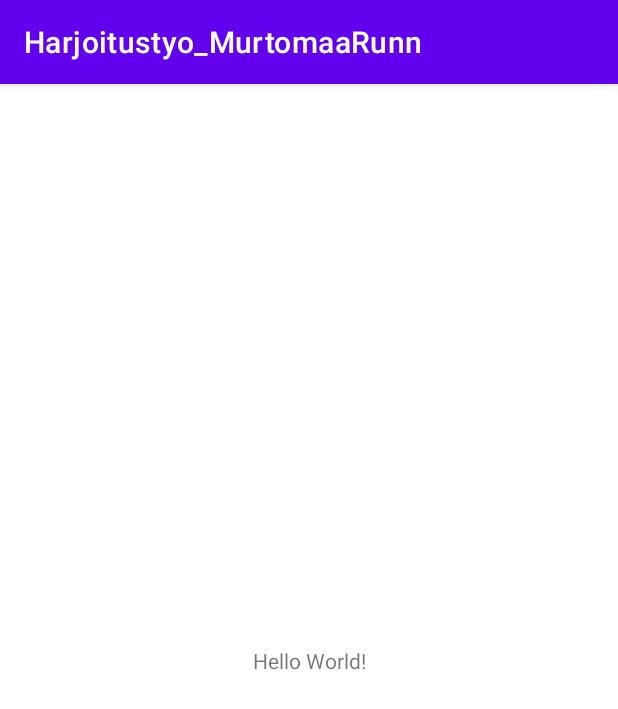
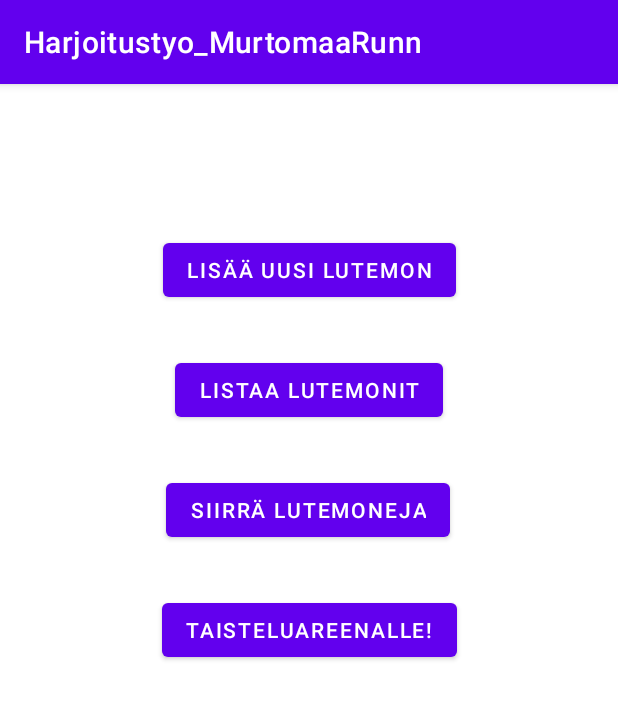
Before and after one commit to murtsi66/Harjoitustyo_MurtomaaRunn, an Android app: the screen it shows after launch (MainActivity), on a phone screen of 412 x 824 dp. Shown: the top 709 px of the screen. Run offline under Robolectric (Android 15) with nearby library versions, the light colour scheme and no system bars.

Commit message:
Lutemonien listaus ja lisääminen

```diff
--- a/app/src/main/AndroidManifest.xml
+++ b/app/src/main/AndroidManifest.xml
@@ -20,6 +20,10 @@
                 <category android:name="android.intent.category.LAUNCHER" />
             </intent-filter>
         </activity>
+        <activity android:name=".AddActivity" />
+        <activity android:name=".ListLutemonsActivity" />
+
+
     </application>
 
 </manifest>
--- a/app/src/main/res/layout/activity_main.xml
+++ b/app/src/main/res/layout/activity_main.xml
@@ -6,13 +6,46 @@
     android:layout_height="match_parent"
     tools:context=".MainActivity">
 
-    <TextView
+    <Button
+        android:id="@+id/btnSwitchToAddView"
         android:layout_width="wrap_content"
         android:layout_height="wrap_content"
-        android:text="Hello World!"
-        app:layout_constraintBottom_toBottomOf="parent"
+        android:layout_marginTop="100dp"
+        android:onClick="switchToAddLutemon"
+        android:text="Lisää uusi Lutemon"
         app:layout_constraintEnd_toEndOf="parent"
         app:layout_constraintStart_toStartOf="parent"
         app:layout_constraintTop_toTopOf="parent" />
 
+    <Button
+        android:id="@+id/btnListLutemons"
+        android:layout_width="wrap_content"
+        android:layout_height="wrap_content"
+        android:layout_marginTop="32dp"
+        android:onClick="switchToListLutemons"
+        android:text="Listaa Lutemonit"
+        app:layout_constraintEnd_toEndOf="parent"
+        app:layout_constraintStart_toStartOf="parent"
+        app:layout_constraintTop_toBottomOf="@+id/btnSwitchToAddView" />
+
+    <Button
+        android:id="@+id/btnSwitchToMoveLutemon"
+        android:layout_width="wrap_content"
+        android:layout_height="wrap_content"
+        android:layout_marginTop="32dp"
+        android:text="Siirrä Lutemoneja"
+        app:layout_constraintEnd_toEndOf="parent"
+        app:layout_constraintHorizontal_bias="0.498"
+        app:layout_constraintStart_toStartOf="parent"
+        app:layout_constraintTop_toBottomOf="@+id/btnListLutemons" />
+
+    <Button
+        android:id="@+id/btnSwitchToBattlefield"
+        android:layout_width="wrap_content"
+        android:layout_height="wrap_content"
+        android:layout_marginTop="32dp"
+        android:text="Taisteluareenalle!"
+        app:layout_constraintEnd_toEndOf="parent"
+        app:layout_constraintStart_toStartOf="parent"
+        app:layout_constraintTop_toBottomOf="@+id/btnSwitchToMoveLutemon" />
 </androidx.constraintlayout.widget.ConstraintLayout>
```
Also changed, not shown: app/src/main/java/com/example/harjoitustyo_murtomaarunn/AddActivity.java (added, +58 -0 lines), app/src/main/java/com/example/harjoitustyo_murtomaarunn/ListLutemonsActivity.java (added, +23 -0 lines), app/src/main/java/com/example/harjoitustyo_murtomaarunn/Lutemon.java (+14 -15 lines), app/src/main/java/com/example/harjoitustyo_murtomaarunn/LutemonListAdapter.java (added, +43 -0 lines), app/src/main/java/com/example/harjoitustyo_murtomaarunn/LutemonListViewHolder.java (added, +25 -0 lines), app/src/main/java/com/example/harjoitustyo_murtomaarunn/MainActivity.java (+12 -0 lines), app/src/main/res/layout/activity_add.xml (added, +70 -0 lines), app/src/main/res/layout/activity_list_lutemons.xml (added, +16 -0 lines), app/src/main/res/layout/lutemon_view.xml (added, +66 -0 lines).
